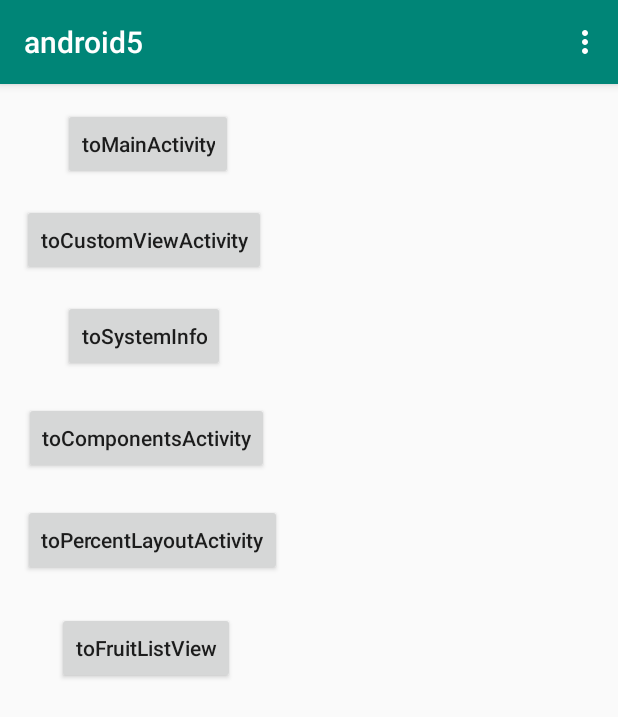
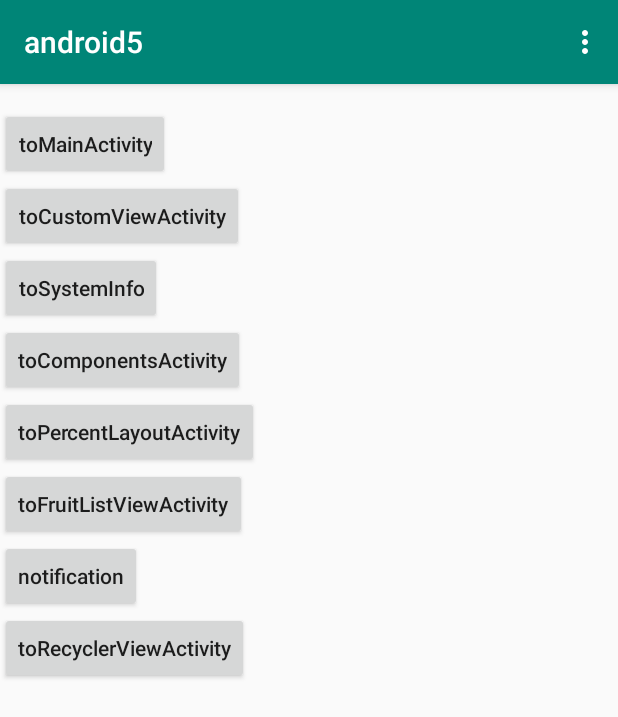
Before and after one commit to XiuyeXYE/AndroidUtil, an Android app: the screen it shows after launch (SplashActivity), on a phone screen of 412 x 824 dp. Shown: the top 717 px of the screen. Run offline under Robolectric (Android 15) with nearby library versions, the phone set to English and light mode, and no system bars; our stand-ins replace RxJava; libraries missing offline, so code that uses them is left out: com.xiuye.util; 3 statements that could not run were skipped.

Commit message:
RecyclerView

```diff
--- a/app/build.gradle
+++ b/app/build.gradle
@@ -50,6 +50,7 @@ android {
 dependencies {
     implementation fileTree(dir: 'libs', include: ['*.jar'])
     implementation 'androidx.appcompat:appcompat:1.0.2'
+//    implementation "com.android.support:support-compat:28.0.0"
     implementation 'androidx.constraintlayout:constraintlayout:1.1.3'
     implementation 'com.github.xiuyexye:xyjava:0.0.3'
     implementation 'io.reactivex.rxjava2:rxjava:2.2.19'
--- a/app/src/main/AndroidManifest.xml
+++ b/app/src/main/AndroidManifest.xml
@@ -13,7 +13,8 @@
         android:roundIcon="@mipmap/ic_launcher_round"
         android:supportsRtl="true"
         android:theme="@style/AppTheme">
-        <activity android:name=".ListViewActivity"></activity>
+        <activity android:name=".RecyclerViewActivity"></activity>
+        <activity android:name=".ListViewActivity" />
         <activity android:name=".PercentLayoutActivity" />
         <activity android:name=".ComponentsActivity" />
         <activity
--- a/app/src/main/java/com/xy/activity/ListViewActivity.java
+++ b/app/src/main/java/com/xy/activity/ListViewActivity.java
@@ -18,6 +18,7 @@ public class ListViewActivity extends AppCompatActivity {
 
     private void initFruits() {
         fruitList = XType.list();
+        for (int i = 0; i < 30; i++) {
             fruitList.add(new Fruit("Lemon 酸爽青柠檬", R.drawable.lemon));
             fruitList.add(new Fruit("Mango 热带果王芒果", R.drawable.mango));
             fruitList.add(new Fruit("Kiwi 进口水果猕猴桃", R.drawable.kiwi));
@@ -28,6 +29,7 @@ public class ListViewActivity extends AppCompatActivity {
             fruitList.add(new Fruit("Pitaya 进口火龙果", R.drawable.pitaya));
             fruitList.add(new Fruit("Blueberry 蓝宝石蓝莓", R.drawable.blueberry));
             fruitList.add(new Fruit("Banana 热带水果香蕉", R.drawable.banana));
+        }
     }
 
     @Override
--- a/app/src/main/java/com/xy/activity/SplashActivity.java
+++ b/app/src/main/java/com/xy/activity/SplashActivity.java
@@ -1,5 +1,6 @@
 package com.xy.activity;
 
+import android.app.Notification;
 import android.content.Intent;
 import android.os.Bundle;
 import android.view.Menu;
@@ -7,6 +8,8 @@ import android.view.MenuItem;
 
 import androidx.annotation.NonNull;
 import androidx.appcompat.app.AppCompatActivity;
+import androidx.core.app.NotificationCompat;
+import androidx.core.app.NotificationManagerCompat;
 
 import com.xiuye.util.cls.XType;
 import com.xy.util.UIUtil;
@@ -39,8 +42,25 @@ public class SplashActivity extends AppCompatActivity {
             startActivity(XType.newInstance(Intent::new, this, PercentLayoutActivity.class));
         });
 
-        findViewById(R.id.toFruitListViewBtn).setOnClickListener(v -> {
+        findViewById(R.id.toFruitListViewActivityBtn).setOnClickListener(v -> {
             startActivity(XType.newInstance(Intent::new, this, ListViewActivity.class));
+        });
+
+        findViewById(R.id.notificationBtn).setOnClickListener(v -> {
+            NotificationCompat.Builder builder = new NotificationCompat.Builder(this, "Game")
+                    .setSmallIcon(R.drawable.greenapple)
+                    .setContentTitle("My notification")
+                    .setContentText("Much longer text that cannot fit one line...")
+                    .setStyle(new NotificationCompat.BigTextStyle()
+                            .bigText("Much longer text that cannot fit one line..."))
+                    .setPriority(NotificationCompat.PRIORITY_DEFAULT);
+            Notification notification = builder.build();
+            NotificationManagerCompat notificationManagerCompat = NotificationManagerCompat.from(this);
+            notificationManagerCompat.notify(123, notification);
+        });
+
+        findViewById(R.id.toRecyclerViewActivityBtn).setOnClickListener(v -> {
+            startActivity(XType.newInstance(Intent::new, this, RecyclerViewActivity.class));
         });
 
     }
--- a/app/src/main/res/layout/activity_splash.xml
+++ b/app/src/main/res/layout/activity_splash.xml
@@ -8,77 +8,88 @@
 
     >
 
+
+    <ScrollView
+        android:layout_width="match_parent"
+        android:layout_height="match_parent"
+        app:layout_constraintBottom_toBottomOf="parent"
+        app:layout_constraintEnd_toEndOf="parent"
+        app:layout_constraintStart_toStartOf="parent"
+        app:layout_constraintTop_toTopOf="parent">
+
+        <LinearLayout
+            android:layout_width="match_parent"
+            android:layout_height="wrap_content"
+            android:orientation="vertical">
+
             <Button
                 android:id="@+id/toMainActivityBtn"
                 android:layout_width="wrap_content"
                 android:layout_height="wrap_content"
                 android:layout_marginTop="16dp"
                 android:text="toMainActivity"
-        android:textAllCaps="false"
-        app:layout_constraintEnd_toEndOf="parent"
-        app:layout_constraintHorizontal_bias="0.141"
-        app:layout_constraintStart_toStartOf="parent"
-        app:layout_constraintTop_toTopOf="parent" />
+                android:textAllCaps="false" />
 
             <Button
                 android:id="@+id/toCustomViewActivityBtn"
                 android:layout_width="wrap_content"
                 android:layout_height="wrap_content"
-        android:layout_marginTop="16dp"
+
                 android:text="toCustomViewActivity"
-        android:textAllCaps="false"
-        app:layout_constraintEnd_toEndOf="parent"
-        app:layout_constraintHorizontal_bias="0.06"
-        app:layout_constraintStart_toStartOf="parent"
-        app:layout_constraintTop_toBottomOf="@+id/toMainActivityBtn" />
+                android:textAllCaps="false" />
 
             <Button
                 android:id="@+id/toSystemInfoBtn"
                 android:layout_width="wrap_content"
                 android:layout_height="wrap_content"
-        android:layout_marginTop="16dp"
+
                 android:text="toSystemInfo"
-        android:textAllCaps="false"
-        app:layout_constraintEnd_toEndOf="parent"
-        app:layout_constraintHorizontal_bias="0.138"
-        app:layout_constraintStart_toStartOf="parent"
-        app:layout_constraintTop_toBottomOf="@+id/toCustomViewActivityBtn" />
+                android:textAllCaps="false" />
 
             <Button
                 android:id="@+id/toComponentsActivityBtn"
                 android:layout_width="wrap_content"
                 android:layout_height="wrap_content"
-        android:layout_marginTop="20dp"
+
                 android:text="toComponentsActivity"
-        android:textAllCaps="false"
-        app:layout_constraintEnd_toEndOf="parent"
-        app:layout_constraintHorizontal_bias="0.064"
-        app:layout_constraintStart_toStartOf="parent"
-        app:layout_constraintTop_toBottomOf="@+id/toSystemInfoBtn" />
+                android:textAllCaps="false" />
 
             <Button
                 android:id="@+id/toPercentLayoutActivityBtn"
                 android:layout_width="wrap_content"
                 android:layout_height="wrap_content"
-        android:layout_marginTop="20dp"
+
                 android:text="toPercentLayoutActivity"
-        android:textAllCaps="false"
-        app:layout_constraintEnd_toEndOf="parent"
-        app:layout_constraintHorizontal_bias="0.063"
-        app:layout_constraintStart_toStartOf="parent"
-        app:layout_constraintTop_toBottomOf="@+id/toComponentsActivityBtn" />
+                android:textAllCaps="false" />
 
             <Button
-        android:id="@+id/toFruitListViewBtn"
+                android:id="@+id/toFruitListViewActivityBtn"
                 android:layout_width="wrap_content"
                 android:layout_height="wrap_content"
-        android:layout_marginTop="24dp"
-        android:text="toFruitListView"
+
+                android:text="toFruitListViewActivity"
                 android:textAllCaps="false"
-        app:layout_constraintEnd_toEndOf="parent"
-        app:layout_constraintHorizontal_bias="0.13"
                 app:layout_constraintStart_toStartOf="parent"
                 app:layout_constraintTop_toBottomOf="@+id/toPercentLayoutActivityBtn" />
 
+            <Button
+                android:id="@+id/notificationBtn"
+                android:layout_width="wrap_content"
+                android:layout_height="wrap_content"
+
+                android:text="notification"
+                android:textAllCaps="false" />
+
+            <Button
+                android:id="@+id/toRecyclerViewActivityBtn"
+                android:layout_width="wrap_content"
+                android:layout_height="wrap_content"
+
+                android:textAllCaps="false"
+                android:text="toRecyclerViewActivity" />
+
+        </LinearLayout>
+    </ScrollView>
+
 
 </androidx.constraintlayout.widget.ConstraintLayout>
--- a/app/src/main/res/layout/fruit_item.xml
+++ b/app/src/main/res/layout/fruit_item.xml
@@ -1,7 +1,7 @@
 <?xml version="1.0" encoding="utf-8"?>
 <LinearLayout xmlns:android="http://schemas.android.com/apk/res/android"
     android:layout_width="match_parent"
-    android:layout_height="match_parent">
+    android:layout_height="wrap_content">
 
     <ImageView
         android:id="@+id/fruit_image"
```
Also changed, not shown: app/src/main/java/com/xy/activity/RecyclerViewActivity.java (added, +95 -0 lines), app/src/main/res/layout/activity_recycler_view.xml (added, +13 -0 lines), app/src/main/res/drawable-v24/greenapple.jpg (added), app/src/main/res/drawable/greenapple.jpg (added). Lines whose indentation alone changed are shown as unchanged.
